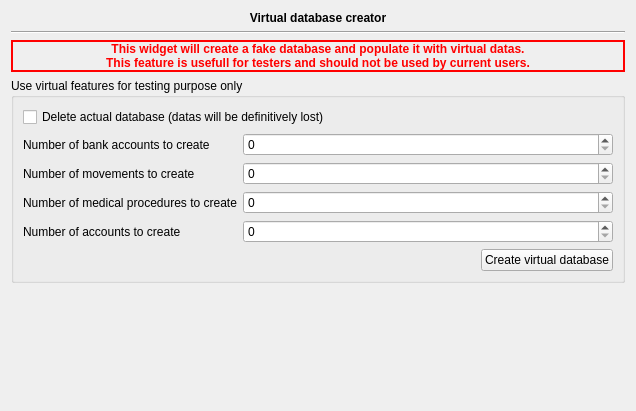
First picture: the form in plugins/accountplugin/preferences/virtualdatabasecreator.ui, repository FreeHealth/freehealth, before the edit.
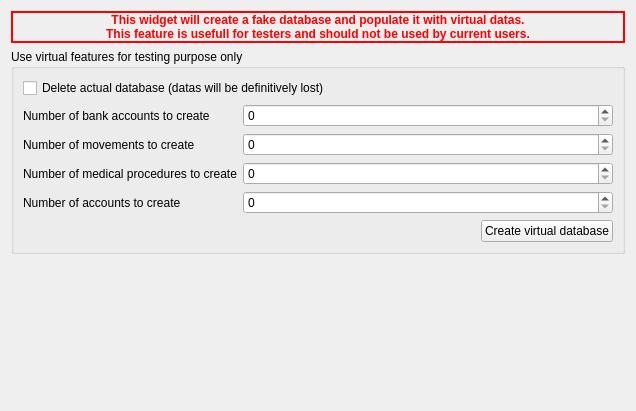
Second picture: the form after the edit.

```diff
--- a/plugins/accountplugin/preferences/virtualdatabasecreator.ui
+++ b/plugins/accountplugin/preferences/virtualdatabasecreator.ui
@@ -15,35 +15,6 @@
   </property>
   <layout class="QGridLayout" name="gridLayout_3">
    <item row="0" column="0" colspan="2">
-    <widget class="QLabel" name="label">
-     <property name="sizePolicy">
-      <sizepolicy hsizetype="Preferred" vsizetype="Fixed">
-       <horstretch>0</horstretch>
-       <verstretch>0</verstretch>
-      </sizepolicy>
-     </property>
-     <property name="font">
-      <font>
-       <weight>75</weight>
-       <bold>true</bold>
-      </font>
-     </property>
-     <property name="text">
-      <string>Virtual database creator</string>
-     </property>
-     <property name="alignment">
-      <set>Qt::AlignCenter</set>
-     </property>
-    </widget>
-   </item>
-   <item row="1" column="0" colspan="2">
-    <widget class="Line" name="line">
-     <property name="orientation">
-      <enum>Qt::Horizontal</enum>
-     </property>
-    </widget>
-   </item>
-   <item row="2" column="0" colspan="2">
     <widget class="QLabel" name="label_2">
      <property name="palette">
       <palette>
@@ -100,7 +71,7 @@
      </property>
     </widget>
    </item>
-   <item row="3" column="0" colspan="2">
+   <item row="1" column="0" colspan="2">
     <widget class="QGroupBox" name="groupBox">
      <property name="title">
       <string>Use virtual features for testing purpose only</string>
@@ -180,7 +151,7 @@
      </layout>
     </widget>
    </item>
-   <item row="4" column="1">
+   <item row="2" column="1">
     <spacer name="verticalSpacer">
      <property name="orientation">
       <enum>Qt::Vertical</enum>
```
